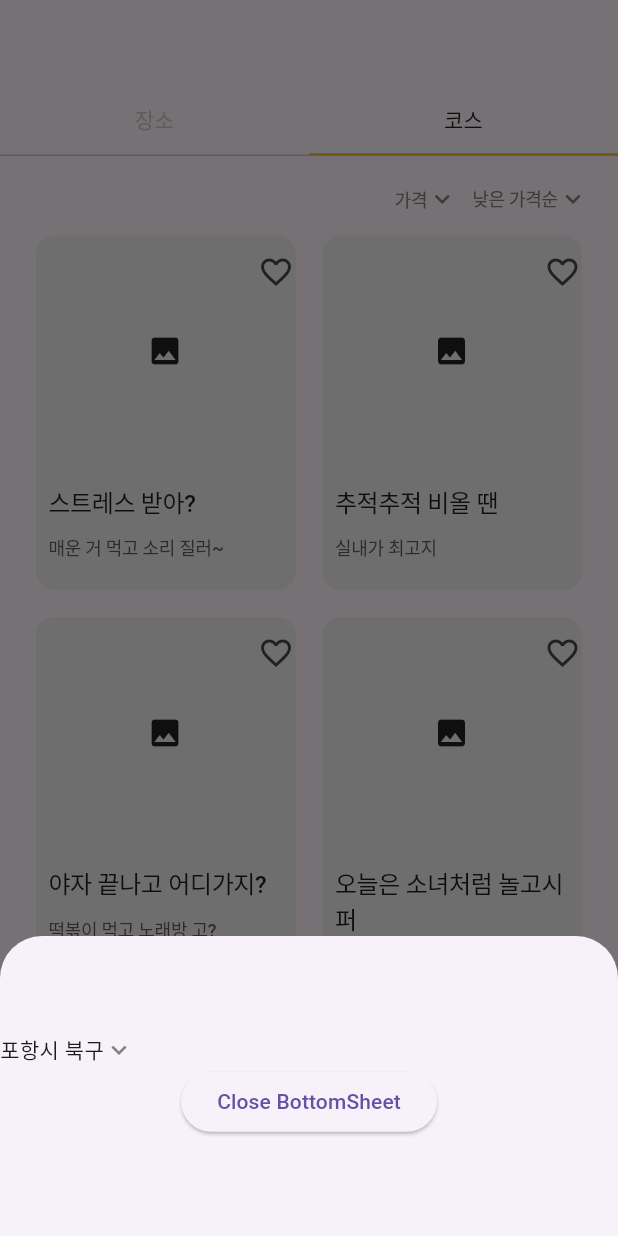
After one commit to minchanpark/soda_project_final, a Flutter app: the screen it shows after launch, tab 2 chosen, after a tap on "가격", on a phone screen of 412 x 824 dp. The commit adds this screen. Run offline on Flutter 3.47's test engine with Material 3 defaults, Android fonts, the phone set to English and light mode, and no system bars; our stand-ins replace cloud_firestore, firebase_core; accounts and stored records are empty; statements that could not run were skipped.

Commit message:
course_page make, complete about ui

```diff
--- a/lib/home_page.dart
+++ b/lib/home_page.dart
@@ -3,6 +3,7 @@ import 'package:flutter/material.dart';
 import 'package:soda_project_final/app_color/app_color.dart';
 import 'package:soda_project_final/page_folder/place_page.dart';
 import 'firestore_file/firestore_resturant.dart';
+import 'page_folder/course_page.dart';
 
 class ShowPlaceList extends StatefulWidget {
   const ShowPlaceList({super.key});
@@ -48,7 +49,8 @@ class _ShowPlaceListState extends State<ShowPlaceList>
         controller: tabController,
         children: const <Widget>[
           PlacePage(),
-          Text('course'),
+          //Text('course'),
+          CoursePage(),
         ],
       ),
     );
--- /dev/null
+++ b/lib/page_folder/card_in_course/card1.dart
@@ -0,0 +1,63 @@
+import 'package:flutter/material.dart';
+import 'package:soda_project_final/app_color/app_color.dart';
+
+class Card1 extends StatelessWidget {
+  const Card1({super.key});
+
+  @override
+  Widget build(BuildContext context) {
+    return Card(
+      elevation: 0,
+      color: AppColor.backGroundColor2,
+      child: Column(
+        crossAxisAlignment: CrossAxisAlignment.start,
+        children: [
+          Stack(
+            children: [
+              const SizedBox(
+                width: 172,
+                height: 154,
+                child: Icon(Icons.image),
+              ),
+              Positioned(
+                top: 0,
+                right: 0,
+                left: 140,
+                child: IconButton(
+                  onPressed: () {},
+                  icon: const Icon(Icons.favorite_border),
+                ),
+              ),
+            ],
+          ),
+          SizedBox(height: 12),
+          Padding(
+            padding: EdgeInsets.only(left: 8.37),
+            child: Text(
+              '스트레스 받아?',
+              style: TextStyle(
+                fontSize: 16,
+                fontWeight: FontWeight.w500,
+                letterSpacing: -0.24,
+                color: AppColor.textColor1,
+              ),
+            ),
+          ),
+          SizedBox(height: 9),
+          Padding(
+            padding: EdgeInsets.only(left: 8.37),
+            child: Text(
+              '매운 거 먹고 소리 질러~',
+              style: TextStyle(
+                fontSize: 12,
+                fontWeight: FontWeight.w500,
+                letterSpacing: -0.18,
+                color: AppColor.textColor2,
+              ),
+            ),
+          ),
+        ],
+      ),
+    );
+  }
+}
--- /dev/null
+++ b/lib/page_folder/card_in_course/card2.dart
@@ -0,0 +1,63 @@
+import 'package:flutter/material.dart';
+import 'package:soda_project_final/app_color/app_color.dart';
+
+class Card2 extends StatelessWidget {
+  const Card2({super.key});
+
+  @override
+  Widget build(BuildContext context) {
+    return Card(
+      elevation: 0,
+      color: AppColor.backGroundColor2,
+      child: Column(
+        crossAxisAlignment: CrossAxisAlignment.start,
+        children: [
+          Stack(
+            children: [
+              const SizedBox(
+                width: 172,
+                height: 154,
+                child: Icon(Icons.image),
+              ),
+              Positioned(
+                top: 0,
+                right: 0,
+                left: 140,
+                child: IconButton(
+                  onPressed: () {},
+                  icon: const Icon(Icons.favorite_border),
+                ),
+              ),
+            ],
+          ),
+          SizedBox(height: 12),
+          Padding(
+            padding: EdgeInsets.only(left: 8.37),
+            child: Text(
+              '추적추적 비올 땐',
+              style: TextStyle(
+                fontSize: 16,
+                fontWeight: FontWeight.w500,
+                letterSpacing: -0.24,
+                color: AppColor.textColor1,
+              ),
+            ),
+          ),
+          SizedBox(height: 9),
+          Padding(
+            padding: EdgeInsets.only(left: 8.37),
+            child: Text(
+              '실내가 최고지',
+              style: TextStyle(
+                fontSize: 12,
+                fontWeight: FontWeight.w500,
+                letterSpacing: -0.18,
+                color: AppColor.textColor2,
+              ),
+            ),
+          ),
+        ],
+      ),
+    );
+  }
+}
--- /dev/null
+++ b/lib/page_folder/card_in_course/card3.dart
@@ -0,0 +1,63 @@
+import 'package:flutter/material.dart';
+import 'package:soda_project_final/app_color/app_color.dart';
+
+class Card3 extends StatelessWidget {
+  const Card3({super.key});
+
+  @override
+  Widget build(BuildContext context) {
+    return Card(
+      elevation: 0,
+      color: AppColor.backGroundColor2,
+      child: Column(
+        crossAxisAlignment: CrossAxisAlignment.start,
+        children: [
+          Stack(
+            children: [
+              const SizedBox(
+                width: 172,
+                height: 154,
+                child: Icon(Icons.image),
+              ),
+              Positioned(
+                top: 0,
+                right: 0,
+                left: 140,
+                child: IconButton(
+                  onPressed: () {},
+                  icon: const Icon(Icons.favorite_border),
+                ),
+              ),
+            ],
+          ),
+          SizedBox(height: 12),
+          Padding(
+            padding: EdgeInsets.only(left: 8.37),
+            child: Text(
+              '야자 끝나고 어디가지?',
+              style: TextStyle(
+                fontSize: 16,
+                fontWeight: FontWeight.w500,
+                letterSpacing: -0.24,
+                color: AppColor.textColor1,
+              ),
+            ),
+          ),
+          SizedBox(height: 9),
+          Padding(
+            padding: EdgeInsets.only(left: 8.37),
+            child: Text(
+              '떡볶이 먹고 노래방 고?',
+              style: TextStyle(
+                fontSize: 12,
+                fontWeight: FontWeight.w500,
+                letterSpacing: -0.18,
+                color: AppColor.textColor2,
+              ),
+            ),
+          ),
+        ],
+      ),
+    );
+  }
+}
--- /dev/null
+++ b/lib/page_folder/card_in_course/card4.dart
@@ -0,0 +1,63 @@
+import 'package:flutter/material.dart';
+import 'package:soda_project_final/app_color/app_color.dart';
+
+class Card4 extends StatelessWidget {
+  const Card4({super.key});
+
+  @override
+  Widget build(BuildContext context) {
+    return Card(
+      elevation: 0,
+      color: AppColor.backGroundColor2,
+      child: Column(
+        crossAxisAlignment: CrossAxisAlignment.start,
+        children: [
+          Stack(
+            children: [
+              const SizedBox(
+                width: 172,
+                height: 154,
+                child: Icon(Icons.image),
+              ),
+              Positioned(
+                top: 0,
+                right: 0,
+                left: 140,
+                child: IconButton(
+                  onPressed: () {},
+                  icon: const Icon(Icons.favorite_border),
+                ),
+              ),
+            ],
+          ),
+          SizedBox(height: 12),
+          Padding(
+            padding: EdgeInsets.only(left: 8.37),
+            child: Text(
+              '오늘은 소녀처럼 놀고시퍼',
+              style: TextStyle(
+                fontSize: 16,
+                fontWeight: FontWeight.w500,
+                letterSpacing: -0.24,
+                color: AppColor.textColor1,
+              ),
+            ),
+          ),
+          SizedBox(height: 9),
+          Padding(
+            padding: EdgeInsets.only(left: 8.37),
+            child: Text(
+              '파스타 먹고 티타임 가자 공주들아~',
+              style: TextStyle(
+                fontSize: 12,
+                fontWeight: FontWeight.w500,
+                letterSpacing: -0.18,
+                color: AppColor.textColor2,
+              ),
+            ),
+          ),
+        ],
+      ),
+    );
+  }
+}
--- /dev/null
+++ b/lib/page_folder/card_in_course/card5.dart
@@ -0,0 +1,63 @@
+import 'package:flutter/material.dart';
+import 'package:soda_project_final/app_color/app_color.dart';
+
+class Card5 extends StatelessWidget {
+  const Card5({super.key});
+
+  @override
+  Widget build(BuildContext context) {
+    return Card(
+      elevation: 0,
+      color: AppColor.backGroundColor2,
+      child: Column(
+        crossAxisAlignment: CrossAxisAlignment.start,
+        children: [
+          Stack(
+            children: [
+              const SizedBox(
+                width: 172,
+                height: 154,
+                child: Icon(Icons.image),
+              ),
+              Positioned(
+                top: 0,
+                right: 0,
+                left: 140,
+                child: IconButton(
+                  onPressed: () {},
+                  icon: const Icon(Icons.favorite_border),
+                ),
+              ),
+            ],
+          ),
+          SizedBox(height: 12),
+          Padding(
+            padding: EdgeInsets.only(left: 8.37),
+            child: Text(
+              '예쁜곳 모음zip',
+              style: TextStyle(
+                fontSize: 16,
+                fontWeight: FontWeight.w500,
+                letterSpacing: -0.24,
+                color: AppColor.textColor1,
+              ),
+            ),
+          ),
+          SizedBox(height: 9),
+          Padding(
+            padding: EdgeInsets.only(left: 8.37),
+            child: Text(
+              '분위기 있고 인스타 감성 느낌~',
+              style: TextStyle(
+                fontSize: 12,
+                fontWeight: FontWeight.w500,
+                letterSpacing: -0.18,
+                color: AppColor.textColor2,
+              ),
+            ),
+          ),
+        ],
+      ),
+    );
+  }
+}
--- /dev/null
+++ b/lib/page_folder/card_in_course/card6.dart
@@ -0,0 +1,63 @@
+import 'package:flutter/material.dart';
+import 'package:soda_project_final/app_color/app_color.dart';
+
+class Card6 extends StatelessWidget {
+  const Card6({super.key});
+
+  @override
+  Widget build(BuildContext context) {
+    return Card(
+      elevation: 0,
+      color: AppColor.backGroundColor2,
+      child: Column(
+        crossAxisAlignment: CrossAxisAlignment.start,
+        children: [
+          Stack(
+            children: [
+              const SizedBox(
+                width: 172,
+                height: 154,
+                child: Icon(Icons.image),
+              ),
+              Positioned(
+                top: 0,
+                right: 0,
+                left: 140,
+                child: IconButton(
+                  onPressed: () {},
+                  icon: const Icon(Icons.favorite_border),
+                ),
+              ),
+            ],
+          ),
+          const SizedBox(height: 12),
+          const Padding(
+            padding: EdgeInsets.only(left: 8.37),
+            child: Text(
+              '몸이 뻐근하네',
+              style: TextStyle(
+                fontSize: 16,
+                fontWeight: FontWeight.w500,
+                letterSpacing: -0.24,
+                color: AppColor.textColor1,
+              ),
+            ),
+          ),
+          const SizedBox(height: 9),
+          const Padding(
+            padding: EdgeInsets.only(left: 8.37),
+            child: Text(
+              '총싸움 하고 놀아볼까?',
+              style: TextStyle(
+                fontSize: 12,
+                fontWeight: FontWeight.w500,
+                letterSpacing: -0.18,
+                color: AppColor.textColor2,
+              ),
+            ),
+          ),
+        ],
+      ),
+    );
+  }
+}
--- /dev/null
+++ b/lib/page_folder/course_page.dart
@@ -0,0 +1,137 @@
+import 'package:flutter/material.dart';
+
+import '../app_color/app_color.dart';
+import 'card_in_course/card1.dart';
+import 'card_in_course/card2.dart';
+import 'card_in_course/card3.dart';
+import 'card_in_course/card4.dart';
+import 'card_in_course/card5.dart';
+import 'card_in_course/card6.dart';
+
+class CoursePage extends StatelessWidget {
+  const CoursePage({super.key});
+
+  @override
+  Widget build(BuildContext context) {
+    return Column(
+      children: [
+        const SizedBox(height: 18),
+        Padding(
+          padding: const EdgeInsets.only(right: 20),
+          child: Row(
+            children: [
+              const Expanded(child: Text('')),
+              GestureDetector(
+                onTap: () {
+                  print('tap');
+                  showModalBottomSheet<void>(
+                    context: context,
+                    builder: (BuildContext context) {
+                      return SizedBox(
+                        height: 200,
+                        child: Center(
+                          child: Column(
+                            mainAxisAlignment: MainAxisAlignment.center,
+                            mainAxisSize: MainAxisSize.min,
+                            children: <Widget>[
+                              GestureDetector(
+                                onTap: () {
+                                  print('북구');
+                                },
+                                child: const Row(
+                                  children: [
+                                    Text('포항시 북구'),
+                                    Icon(
+                                      Icons.keyboard_arrow_down,
+                                      size: 20,
+                                      color: AppColor.textColor3,
+                                    ),
+                                  ],
+                                ),
+                              ),
+                              ElevatedButton(
+                                child: const Text('Close BottomSheet'),
+                                onPressed: () => Navigator.pop(context),
+                              ),
+                            ],
+                          ),
+                        ),
+                      );
+                    },
+                  );
+                },
+                child: const Row(
+                  children: [
+                    Text('가격',
+                        style: TextStyle(
+                          fontSize: 12,
+                          fontWeight: FontWeight.w500,
+                          letterSpacing: -0.18,
+                          color: AppColor.textColor3,
+                        )),
+                    Icon(
+                      Icons.keyboard_arrow_down,
+                      size: 20,
+                      color: AppColor.textColor3,
+                    ),
+                  ],
+                ),
+              ),
+              const SizedBox(width: 10),
+              GestureDetector(
+                onTap: () {
+                  showModalBottomSheet<void>(
+                    context: context,
+                    builder: (BuildContext context) {
+                      return const SizedBox(
+                        height: 200,
+                        child: Center(
+                          child: Text('정렬하기'),
+                        ),
+                      );
+                    },
+                  );
+                },
+                child: const Row(
+                  children: [
+                    Text('낮은 가격순',
+                        style: TextStyle(
+                          fontSize: 12,
+                          fontWeight: FontWeight.w500,
+                          letterSpacing: -0.18,
+                          color: AppColor.textColor3,
+                        )),
+                    Icon(
+                      Icons.keyboard_arrow_down,
+                      size: 20,
+                      color: AppColor.textColor3,
+                    ),
+                  ],
+                ),
+              )
+            ],
+          ),
+        ),
+        const SizedBox(height: 10),
+        Expanded(
+          child: GridView.count(
+            primary: false,
+            childAspectRatio: (1 / 1.35),
+            padding: const EdgeInsets.only(left: 20, right: 20),
+            crossAxisSpacing: 10,
+            mainAxisSpacing: 10,
+            crossAxisCount: 2,
+            children: const <Widget>[
+              Card1(),
+              Card2(),
+              Card3(),
+              Card4(),
+              Card5(),
+              Card6(),
+            ],
+          ),
+        ),
+      ],
+    );
+  }
+}
--- a/lib/page_folder/place_page.dart
+++ b/lib/page_folder/place_page.dart
@@ -49,6 +49,7 @@ class _PlacePageState extends State<PlacePage> {
           return Column(
             children: [
               const SizedBox(height: 20),
+
               LayoutBuilder(builder: (context, constraints) {
                 final spacing = (constraints.maxWidth - (110 * 3)) / 3;
                 return Wrap(
@@ -98,6 +99,67 @@ class _PlacePageState extends State<PlacePage> {
                   }),
                 );
               }),
+
+              Row(
+                children: [
+                  const Expanded(child: Text('')),
+                  GestureDetector(
+                    onTap: () {
+                      print('tap');
+                      showModalBottomSheet<void>(
+                        context: context,
+                        builder: (BuildContext context) {
+                          return SizedBox(
+                            height: 200,
+                            child: Center(
+                              child: Column(
+                                mainAxisAlignment: MainAxisAlignment.center,
+                                mainAxisSize: MainAxisSize.min,
+                                children: <Widget>[
+                                  GestureDetector(
+                                    onTap: () {},
+                                    child: const Row(
+                                      children: [
+                                        Text('가격 설정'),
+                                        Icon(
+                                          Icons.keyboard_arrow_down,
+                                          size: 20,
+                                          color: AppColor.textColor3,
+                                        ),
+                                      ],
+                                    ),
+                                  ),
+                                  ElevatedButton(
+                                    child: const Text('Close BottomSheet'),
+                                    onPressed: () => Navigator.pop(context),
+                                  ),
+                                ],
+                              ),
+                            ),
+                          );
+                        },
+                      );
+                    },
+                    child: const Row(
+                      children: [
+                        Text('낮은 가격순',
+                            style: TextStyle(
+                              fontSize: 12,
+                              fontWeight: FontWeight.w500,
+                              letterSpacing: -0.18,
+                              color: AppColor.textColor3,
+                            )),
+                        Icon(
+                          Icons.keyboard_arrow_down,
+                          size: 20,
+                          color: AppColor.textColor3,
+                        ),
+                      ],
+                    ),
+                  ),
+                  const SizedBox(width: 10),
+                ],
+              ),
               if (_value == 1) // 맛집이 선택되었을 때만 ListView를 보여줌
                 Expanded(
                   child: ListView.builder(
--- a/pubspec.yaml
+++ b/pubspec.yaml
@@ -40,6 +40,7 @@ dependencies:
   firebase_storage: ^11.6.4
   provider: ^6.1.1
   english_words: ^4.0.0
+  filter_list: ^1.0.2
 
 dev_dependencies:
   flutter_test:
```
Also changed, not shown: lib/assets/card1.png (added), lib/assets/신세계.png (added), pubspec.lock.
